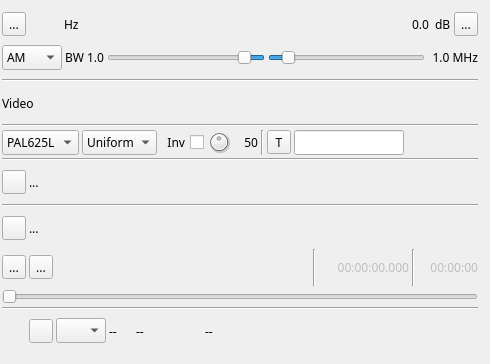
f4exb/sdrangel, file plugins/channeltx/modatv/atvmodgui.ui: the form before one commit.
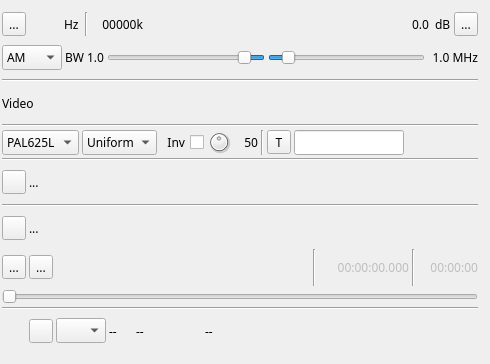
The form after the commit. Icons and pictures are not drawn. Custom widgets are drawn as their Qt base class.

Commit message: ATV Modulator: implemented 405 lines standard and added display of channel sample rate

Diff of the .ui file:
```diff
--- a/plugins/channeltx/modatv/atvmodgui.ui
+++ b/plugins/channeltx/modatv/atvmodgui.ui
@@ -129,6 +129,29 @@
           </property>
          </widget>
         </item>
+        <item>
+         <widget class="Line" name="line_7">
+          <property name="orientation">
+           <enum>Qt::Vertical</enum>
+          </property>
+         </widget>
+        </item>
+        <item>
+         <widget class="QLabel" name="channelSampleRateText">
+          <property name="minimumSize">
+           <size>
+            <width>52</width>
+            <height>0</height>
+           </size>
+          </property>
+          <property name="text">
+           <string>00000k</string>
+          </property>
+          <property name="alignment">
+           <set>Qt::AlignRight|Qt::AlignTrailing|Qt::AlignVCenter</set>
+          </property>
+         </widget>
+        </item>
         <item>
          <spacer name="horizontalSpacer">
           <property name="orientation">
```
Left out of the diff: 5 changed lines with no effect on the pictures. The commit also changes 8 other files.
